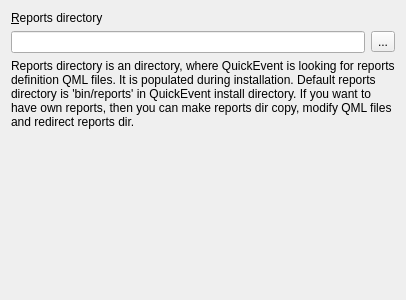
First picture: the form in quickevent/app/quickevent/plugins/Core/src/widgets/reportssettingspage.ui, repository Quick-Event/quickbox, before the edit.
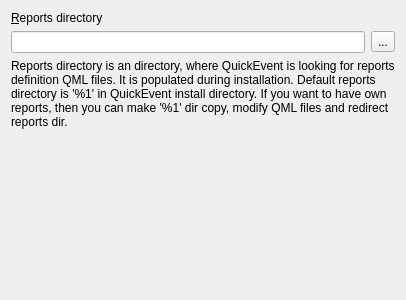
Second picture: the form after the edit.

Commit message: Cannot select custom folder for report files in AppImage #942

```diff
--- a/quickevent/app/quickevent/plugins/Core/src/widgets/reportssettingspage.ui
+++ b/quickevent/app/quickevent/plugins/Core/src/widgets/reportssettingspage.ui
@@ -45,7 +45,7 @@
    <item>
     <widget class="QLabel" name="label_2">
      <property name="text">
-      <string>&lt;html&gt;&lt;head/&gt;&lt;body&gt;&lt;p&gt;Reports directory is an directory, where QuickEvent is looking for reports definition QML files. It is populated during installation. Default reports directory is 'bin/reports' in QuickEvent install directory. If you want to have own reports, then you can make reports dir copy, modify QML files and redirect reports dir.&lt;/p&gt;&lt;/body&gt;&lt;/html&gt;</string>
+      <string>&lt;html&gt;&lt;head/&gt;&lt;body&gt;&lt;p&gt;Reports directory is an directory, where QuickEvent is looking for reports definition QML files. It is populated during installation. Default reports directory is '%1' in QuickEvent install directory. If you want to have own reports, then you can make '%1' dir copy, modify QML files and redirect reports dir.&lt;/p&gt;&lt;/body&gt;&lt;/html&gt;</string>
      </property>
      <property name="wordWrap">
       <bool>true</bool>
```
Left out of the diff: 2 changed lines with no effect on the pictures. The commit also changes 2 other files.
